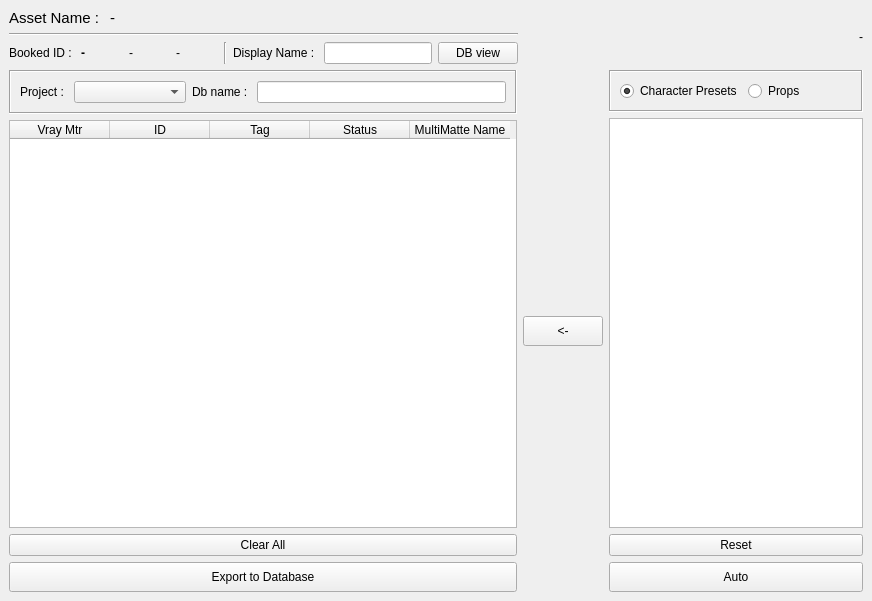
This is matteExport_ui.ui in ChanonVilaiyuk/matteTools as Qt 5 draws it before an edit. The edited form follows.
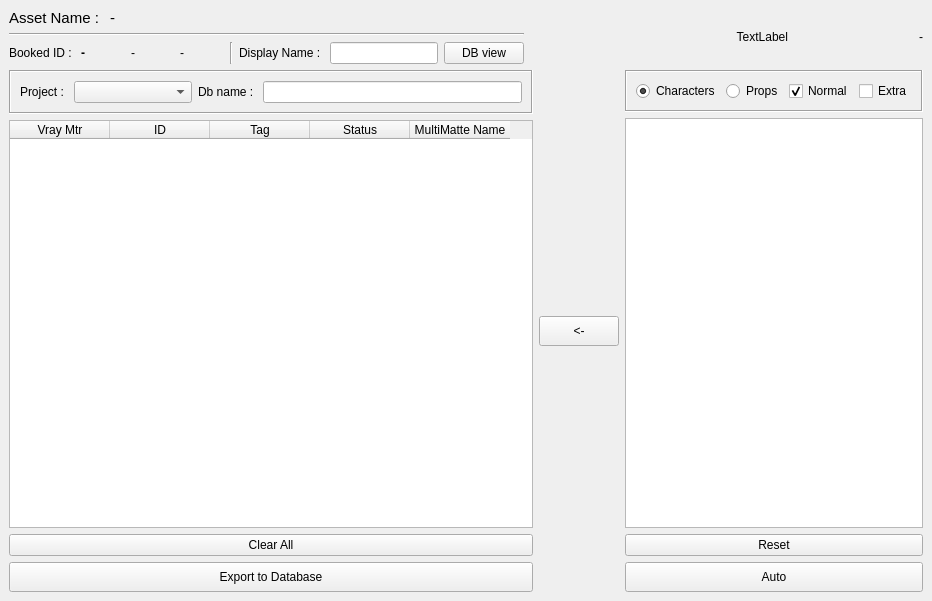
This is the edited form.

Commit message: export matteID complete. Waiting for test

```diff
--- a/matteExport_ui.ui
+++ b/matteExport_ui.ui
@@ -6,7 +6,7 @@
    <rect>
     <x>0</x>
     <y>0</y>
-    <width>872</width>
+    <width>932</width>
     <height>601</height>
    </rect>
   </property>
@@ -16,7 +16,7 @@
   <widget class="QWidget" name="centralwidget">
    <layout class="QVBoxLayout" name="verticalLayout_3">
     <item>
-     <layout class="QHBoxLayout" name="horizontalLayout_4" stretch="3,2">
+     <layout class="QHBoxLayout" name="horizontalLayout_4" stretch="4,1,1,1">
       <item>
        <layout class="QVBoxLayout" name="verticalLayout_4">
         <item>
@@ -128,6 +128,29 @@
         </item>
        </layout>
       </item>
+      <item>
+       <spacer name="horizontalSpacer">
+        <property name="orientation">
+         <enum>Qt::Horizontal</enum>
+        </property>
+        <property name="sizeHint" stdset="0">
+         <size>
+          <width>40</width>
+          <height>20</height>
+         </size>
+        </property>
+       </spacer>
+      </item>
+      <item>
+       <widget class="QLabel" name="logo2_label">
+        <property name="text">
+         <string>TextLabel</string>
+        </property>
+        <property name="alignment">
+         <set>Qt::AlignRight|Qt::AlignTrailing|Qt::AlignVCenter</set>
+        </property>
+       </widget>
+      </item>
       <item>
        <widget class="QLabel" name="logo_label">
         <property name="text">
@@ -292,7 +315,7 @@
            <item>
             <widget class="QRadioButton" name="char_radioButton">
              <property name="text">
-              <string>Character Presets</string>
+              <string>Characters</string>
              </property>
              <property name="checked">
               <bool>true</bool>
@@ -306,6 +329,23 @@
              </property>
             </widget>
            </item>
+           <item>
+            <widget class="QCheckBox" name="normal_checkBox">
+             <property name="text">
+              <string>Normal</string>
+             </property>
+             <property name="checked">
+              <bool>true</bool>
+             </property>
+            </widget>
+           </item>
+           <item>
+            <widget class="QCheckBox" name="extra_checkBox">
+             <property name="text">
+              <string>Extra</string>
+             </property>
+            </widget>
+           </item>
           </layout>
          </widget>
         </item>
```
Left out of the diff: 4 changed lines with no effect on the pictures. The commit also changes 4 other files.
